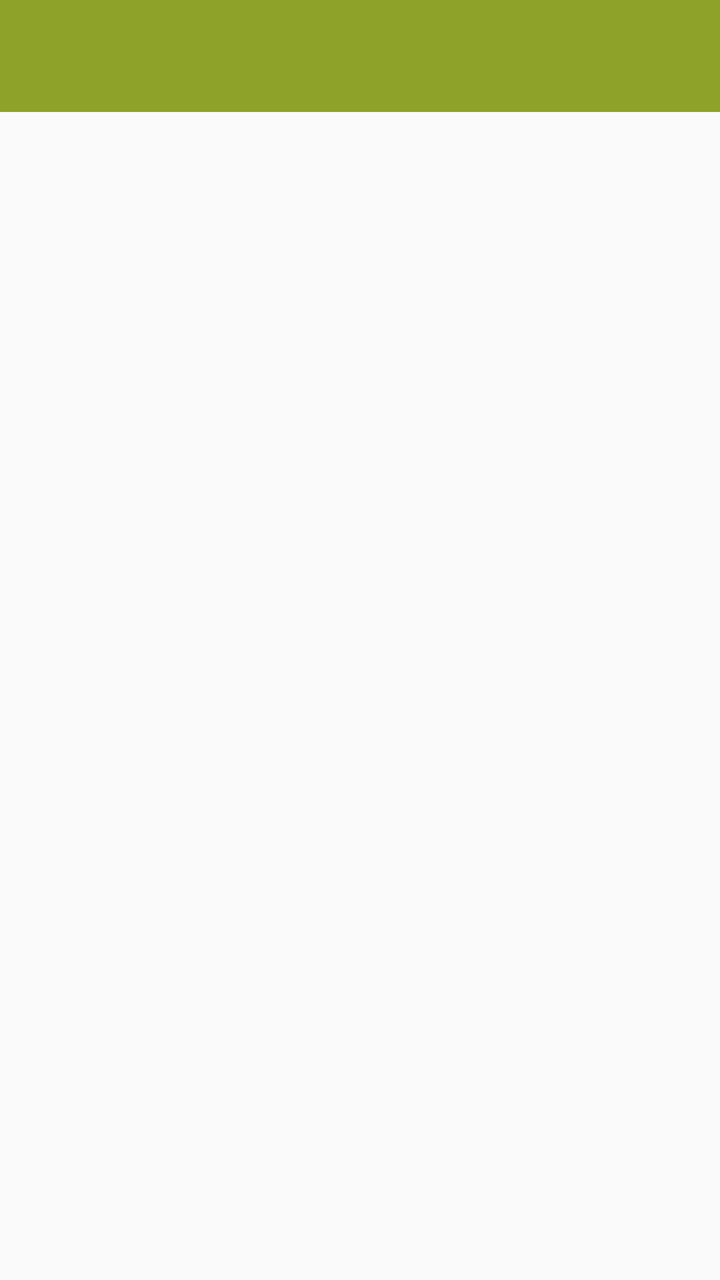
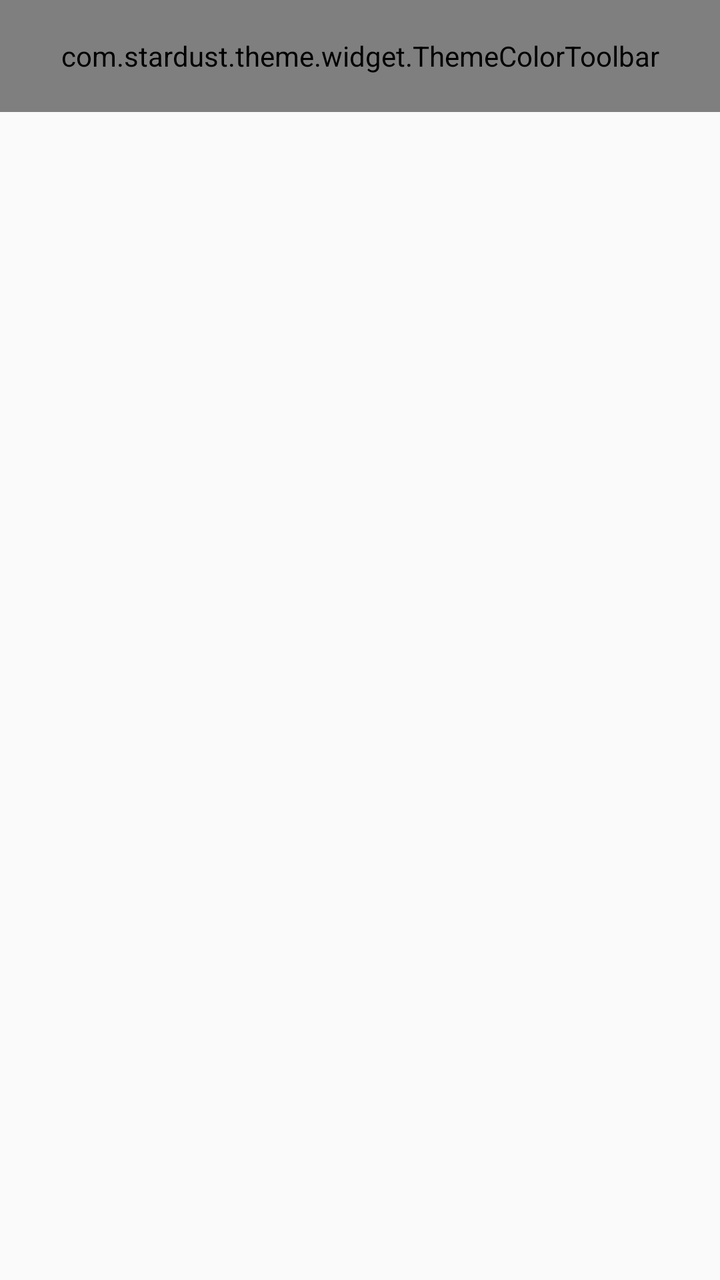

Two renders of the same Android screen: before a commit and after it. Below are the layout's source before the change and the commit's diff.
<!-- AndroidManifest.xml: application theme AppTheme -->
<!-- res/layout/activity_settings.xml -->
<?xml version="1.0" encoding="utf-8"?>
<LinearLayout xmlns:android="http://schemas.android.com/apk/res/android"
              xmlns:app="http://schemas.android.com/apk/res-auto"
              android:layout_width="match_parent"
              android:layout_height="match_parent"
              android:fitsSystemWindows="true"
              android:orientation="vertical">


    <android.support.design.widget.AppBarLayout
        android:layout_width="match_parent"
        android:layout_height="wrap_content"
        android:theme="@style/AppTheme.AppBarOverlay">

        <android.support.v7.widget.Toolbar
            android:id="@+id/toolbar"
            android:layout_width="match_parent"
            android:layout_height="?attr/actionBarSize"
            android:background="?attr/colorPrimary"
            app:popupTheme="@style/AppTheme.PopupOverlay"/>

    </android.support.design.widget.AppBarLayout>

    <FrameLayout
        android:id="@+id/fragment_setting"
        android:layout_width="match_parent"
        android:layout_height="match_parent"/>
</LinearLayout>
<!-- resources referenced by this layout -->
<resources>
  <style name="AppTheme.AppBarOverlay" parent="ThemeOverlay.AppCompat.Dark.ActionBar" />
  <style name="AppTheme.PopupOverlay" parent="ThemeOverlay.AppCompat.Light" />
  <style name="AppTheme" parent="Theme.AppCompat.Light.NoActionBar">
          
          <item name="colorPrimary">@color/colorPrimary</item>
          <item name="colorPrimaryDark">@color/colorPrimaryDark</item>
          <item name="colorAccent">@color/colorAccent</item>
      </style>
  <color name="colorPrimary">#8ea22a</color>
  <color name="colorPrimaryDark">#5e6b1e</color>
  <color name="colorAccent">#8ea22a</color>
</resources>

<!-- the commit's change to res/layout/activity_settings.xml (unified diff, before → after) -->
@@ -12,7 +12,7 @@
         android:layout_height="wrap_content"
         android:theme="@style/AppTheme.AppBarOverlay">
 
-        <android.support.v7.widget.Toolbar
+        <com.stardust.theme.widget.ThemeColorToolbar
             android:id="@+id/toolbar"
             android:layout_width="match_parent"
             android:layout_height="?attr/actionBarSize"
